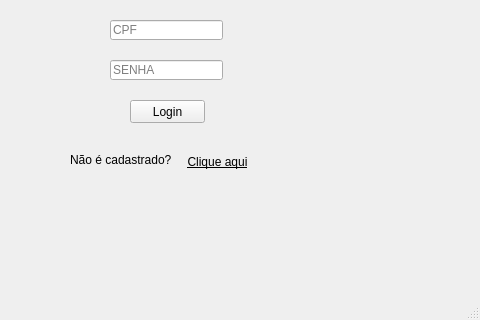
First picture: the form in telas/inicio_login.ui, repository ghist/bancario, before the edit; both pictures show x 160 to 640 and y 160 to 480 of the 640 by 480 pixel window.
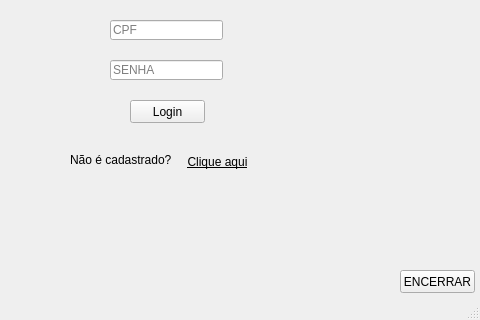
Second picture: the form after the edit.

Patch:
```diff
--- a/telas/inicio_login.ui
+++ b/telas/inicio_login.ui
@@ -141,6 +141,19 @@
      <bool>true</bool>
     </property>
    </widget>
+   <widget class="QPushButton" name="pushButton_3">
+    <property name="geometry">
+     <rect>
+      <x>560</x>
+      <y>430</y>
+      <width>75</width>
+      <height>23</height>
+     </rect>
+    </property>
+    <property name="text">
+     <string>ENCERRAR</string>
+    </property>
+   </widget>
   </widget>
   <widget class="QStatusBar" name="statusbar"/>
  </widget>
```
